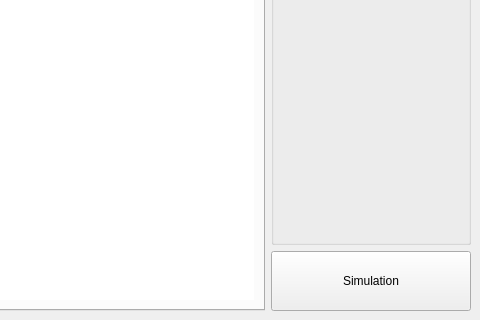
Old version of the form ANNarchyUI/ui/NeuronUI.ui in the repository founderznd/PycharmProjects; both pictures show x 520 to 1000 and y 280 to 600 of the 1000 by 600 pixel window.
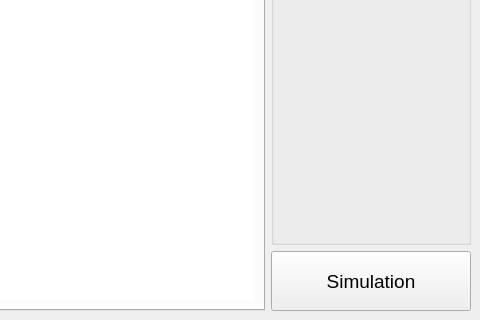
New version of the form. Custom widgets are drawn as their Qt base class.

The edit to the form file:
```diff
--- a/ANNarchyUI/ui/NeuronUI.ui
+++ b/ANNarchyUI/ui/NeuronUI.ui
@@ -25,6 +25,11 @@
           <height>60</height>
          </size>
         </property>
+        <property name="font">
+         <font>
+          <pointsize>14</pointsize>
+         </font>
+        </property>
         <property name="text">
          <string>Simulation</string>
         </property>
```
